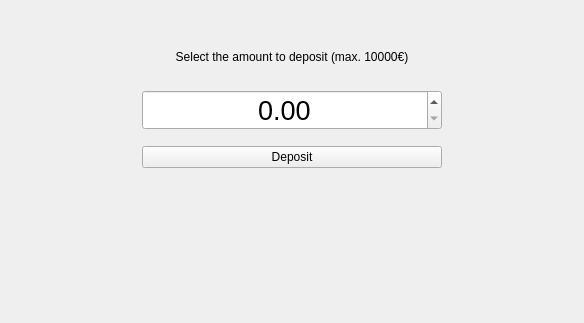
The window that Ohjelman käyttöliittymät/Gui/depositview.ui (JIkaheimo/ohjelmistokehityksen-sovellusprojekti-2k19) describes before a commit, drawn with Qt 5.
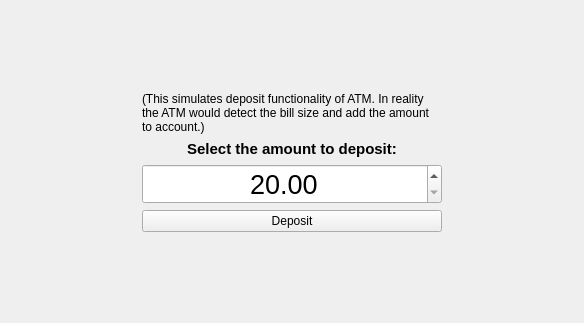
The same window after the commit.

```diff
--- a/Ohjelman käyttöliittymät/Gui/depositview.ui
+++ b/Ohjelman käyttöliittymät/Gui/depositview.ui
@@ -15,38 +15,83 @@
   </property>
   <layout class="QGridLayout" name="gridLayout">
    <property name="leftMargin">
-    <number>50</number>
+    <number>0</number>
    </property>
    <property name="topMargin">
-    <number>50</number>
+    <number>0</number>
    </property>
    <property name="rightMargin">
-    <number>50</number>
+    <number>0</number>
    </property>
-   <item row="4" column="0">
+   <property name="bottomMargin">
+    <number>0</number>
+   </property>
+   <item row="5" column="1">
     <widget class="QPushButton" name="btnAction">
+     <property name="sizePolicy">
+      <sizepolicy hsizetype="Preferred" vsizetype="Minimum">
+       <horstretch>0</horstretch>
+       <verstretch>0</verstretch>
+      </sizepolicy>
+     </property>
      <property name="text">
       <string>Deposit</string>
      </property>
     </widget>
    </item>
-   <item row="5" column="0">
-    <spacer name="verticalSpacer">
+   <item row="4" column="0">
+    <spacer name="horizontalSpacer">
      <property name="orientation">
-      <enum>Qt::Vertical</enum>
+      <enum>Qt::Horizontal</enum>
      </property>
      <property name="sizeHint" stdset="0">
       <size>
-       <width>20</width>
-       <height>40</height>
+       <width>40</width>
+       <height>20</height>
       </size>
      </property>
     </spacer>
    </item>
-   <item row="2" column="0">
+   <item row="2" column="1">
+    <widget class="QLabel" name="labelInfo">
+     <property name="sizePolicy">
+      <sizepolicy hsizetype="Minimum" vsizetype="Preferred">
+       <horstretch>0</horstretch>
+       <verstretch>0</verstretch>
+      </sizepolicy>
+     </property>
+     <property name="font">
+      <font>
+       <pointsize>11</pointsize>
+       <weight>75</weight>
+       <bold>true</bold>
+      </font>
+     </property>
+     <property name="text">
+      <string>Select the amount to deposit:</string>
+     </property>
+     <property name="alignment">
+      <set>Qt::AlignCenter</set>
+     </property>
+    </widget>
+   </item>
+   <item row="4" column="2">
+    <spacer name="horizontalSpacer_2">
+     <property name="orientation">
+      <enum>Qt::Horizontal</enum>
+     </property>
+     <property name="sizeHint" stdset="0">
+      <size>
+       <width>40</width>
+       <height>20</height>
+      </size>
+     </property>
+    </spacer>
+   </item>
+   <item row="4" column="1">
     <widget class="QDoubleSpinBox" name="editDeposit">
      <property name="sizePolicy">
-      <sizepolicy hsizetype="Fixed" vsizetype="Fixed">
+      <sizepolicy hsizetype="Minimum" vsizetype="Preferred">
        <horstretch>0</horstretch>
        <verstretch>0</verstretch>
       </sizepolicy>
@@ -68,6 +113,9 @@
      <property name="decimals">
       <number>2</number>
      </property>
+     <property name="minimum">
+      <double>20.000000000000000</double>
+     </property>
      <property name="maximum">
       <double>10000.000000000000000</double>
      </property>
@@ -76,48 +124,42 @@
      </property>
     </widget>
    </item>
-   <item row="0" column="0">
-    <widget class="QLabel" name="labelInfo">
-     <property name="text">
-      <string>Select the amount to deposit (max. 10000€)</string>
-     </property>
-     <property name="alignment">
-      <set>Qt::AlignCenter</set>
-     </property>
-    </widget>
-   </item>
-   <item row="3" column="0">
+   <item row="0" column="1">
     <spacer name="verticalSpacer_2">
      <property name="orientation">
       <enum>Qt::Vertical</enum>
      </property>
-     <property name="sizeType">
-      <enum>QSizePolicy::Minimum</enum>
-     </property>
      <property name="sizeHint" stdset="0">
       <size>
        <width>20</width>
-       <height>10</height>
+       <height>40</height>
       </size>
      </property>
     </spacer>
    </item>
-   <item row="1" column="0">
-    <spacer name="verticalSpacer_3">
+   <item row="6" column="1">
+    <spacer name="verticalSpacer">
      <property name="orientation">
       <enum>Qt::Vertical</enum>
      </property>
-     <property name="sizeType">
-      <enum>QSizePolicy::Fixed</enum>
-     </property>
      <property name="sizeHint" stdset="0">
       <size>
        <width>20</width>
-       <height>20</height>
+       <height>40</height>
       </size>
      </property>
     </spacer>
    </item>
+   <item row="1" column="1">
+    <widget class="QLabel" name="label">
+     <property name="text">
+      <string>(This simulates deposit functionality of ATM. In reality the ATM would detect the bill size and add the amount to account.)</string>
+     </property>
+     <property name="wordWrap">
+      <bool>true</bool>
+     </property>
+    </widget>
+   </item>
   </layout>
  </widget>
  <resources/>
```
Left out of the diff: 2 changed lines with no effect on the pictures.
